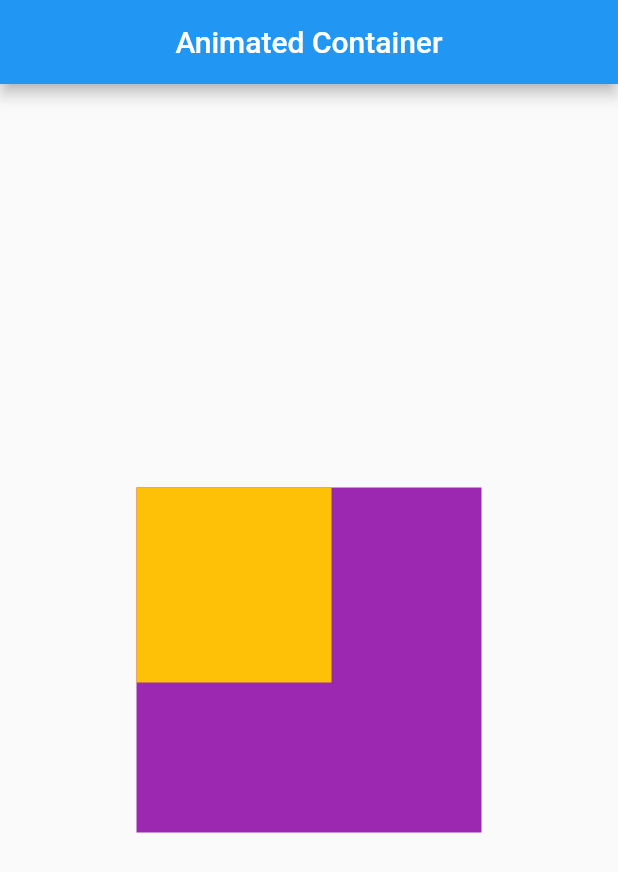
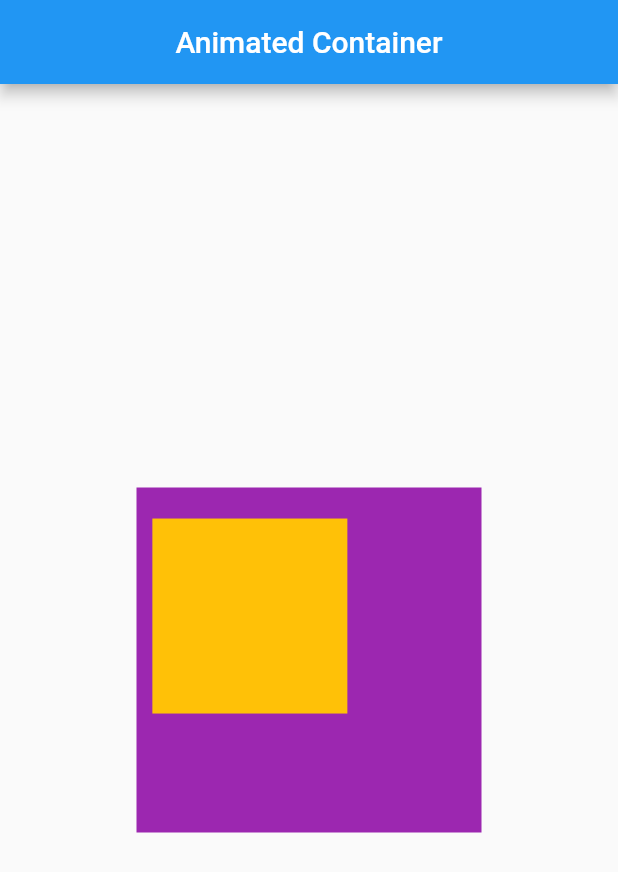
Before and after one commit to juragancode/flutter_latihan_responsive, a Flutter app: the screen it shows after launch, on a phone screen of 412 x 824 dp. Shown: the top 872 px of the screen. Run offline on Flutter 3.47's test engine with Material 2 defaults, Android fonts, the phone set to English and light mode, and no system bars; our stand-ins replace get.

```diff
--- a/lib/app/modules/home/controllers/home_controller.dart
+++ b/lib/app/modules/home/controllers/home_controller.dart
@@ -1,5 +1,15 @@
+import 'package:flutter/animation.dart';
+import 'package:flutter/material.dart';
 import 'package:get/get.dart';
 
-class HomeController extends GetxController {
+class HomeController extends GetxController
+    with GetSingleTickerProviderStateMixin {
   RxBool selected = false.obs;
+
+  late AnimationController animationC = AnimationController(
+    vsync: this,
+    duration: Duration(
+      milliseconds: 500,
+    ),
+  )..repeat();
 }
--- a/lib/app/modules/home/views/home_view.dart
+++ b/lib/app/modules/home/views/home_view.dart
@@ -17,29 +17,34 @@ class HomeView extends GetView<HomeController> {
         centerTitle: true,
       ),
       body: Center(
-        child: GestureDetector(
-          onTap: () => controller.selected.toggle(),
         child: Container(
           width: 230,
           height: 230,
           color: Colors.purple,
           child: Stack(
             children: [
-                Obx(
-                  () => AnimatedPositioned(
-                    curve: Curves.easeOutBack,
-                    duration: Duration(milliseconds: 500),
-                    top: controller.selected.isFalse ? 0 : 50,
-                    left: controller.selected.isFalse ? 0 : 50,
+              AnimatedBuilder(
                 child: Container(
                   width: 130,
                   height: 130,
                   color: Colors.amber,
                 ),
-                  ),
+                // bisa digunakan untuk membuat animasi scaner
+                // kekurangan karena looping akibatnya berat
+                animation: controller.animationC,
+                builder: (context, widget) {
+                  return AnimatedPositioned(
+                    curve: Curves.fastLinearToSlowEaseIn,
+                    duration: Duration(milliseconds: 500),
+                    top: 2 *
+                        (0.5 - (0.5 - controller.animationC.value).abs()) *
+                        100,
+                    left: controller.animationC.value * 100,
+                    child: widget!,
+                  );
+                },
               ),
             ],
-            ),
           ),
         ),
       ),
```
Lines whose indentation alone changed are shown as unchanged.
